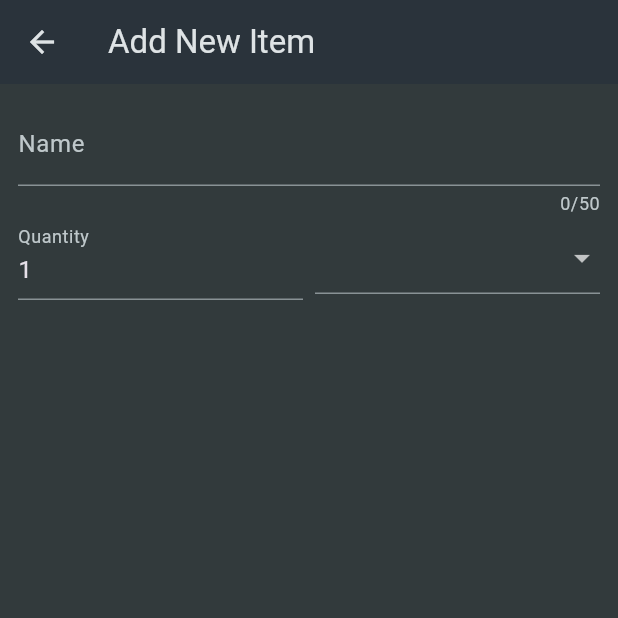
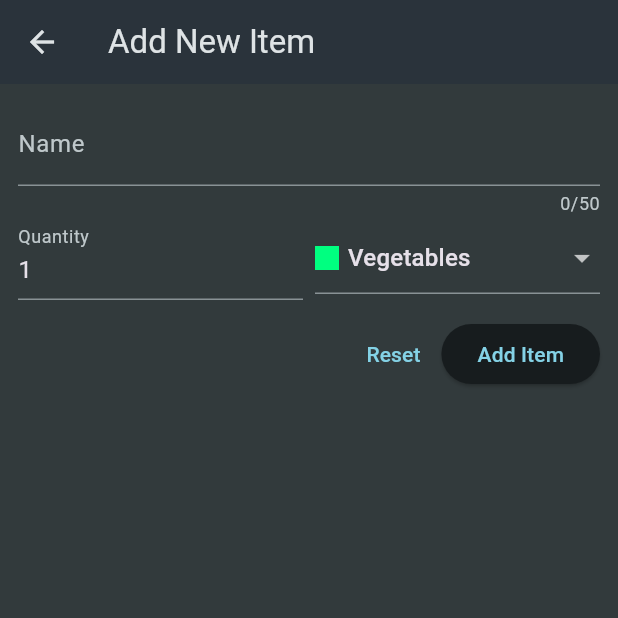
Before and after one commit to ZienZen/-CSIT284-REYES, a Flutter app: the screen it shows after launch, after a tap on the "add" icon, on a phone screen of 412 x 824 dp, the top half of it. Run offline on Flutter 3.47's test engine with Material 3 defaults, Android fonts, the phone set to English and light mode, and no system bars; our stand-ins replace flutter_riverpod, google_fonts, transparent_image.

Commit message:
Perform add item

```diff
--- a/shopping_list/lib/widgets/grocery_list.dart
+++ b/shopping_list/lib/widgets/grocery_list.dart
@@ -1,6 +1,7 @@
 import 'package:flutter/material.dart';
 
 import 'package:shopping_list/data/dummy_items.dart';
+import 'package:shopping_list/models/grocery_item.dart';
 import 'package:shopping_list/widgets/new_item.dart';
 
 class GroceryList extends StatefulWidget {
@@ -11,14 +12,44 @@ class GroceryList extends StatefulWidget {
 }
 
 class _GroceryListState extends State<GroceryList> {
-  void _addItem() {
-    Navigator.of(context).push(
+  List<GroceryItem> _groceryItems = [];
+
+  void _addItem() async {
+    final newItem = await Navigator.of(context).push(
       MaterialPageRoute(builder: (ctx) => const NewItem()),
     );
+
+    if (newItem == null) {
+      return;
+    }
+
+    setState(() {
+      _groceryItems.add(newItem);
+    });
   }
 
   @override
   Widget build(BuildContext context) {
+    Widget content =ListView.builder(
+        itemCount: _groceryItems.length,
+        itemBuilder: (ctx, index) => ListTile(
+          title: Text(_groceryItems[index].name),
+          leading: Container(
+            width: 24,
+            height: 24,
+            color: _groceryItems[index].category.color,
+          ),
+          trailing: Text(
+            _groceryItems[index].quantity.toString(),
+          ),
+        ),
+      );
+
+      if (_groceryItems.isEmpty) {
+        content = const Center(
+          child: Text('No items added yet.'),
+        );
+      }
     return Scaffold(
       appBar: AppBar(
         title: const Text('Your Groceries'),
@@ -29,20 +60,7 @@ class _GroceryListState extends State<GroceryList> {
           ),
         ],
       ),
-      body: ListView.builder(
-        itemCount: groceryItems.length,
-        itemBuilder: (ctx, index) => ListTile(
-          title: Text(groceryItems[index].name),
-          leading: Container(
-            width: 24,
-            height: 24,
-            color: groceryItems[index].category.color,
-          ),
-          trailing: Text(
-            groceryItems[index].quantity.toString(),
-          ),
-        ),
-      ),
+      body: content,
     );
   }
 }
--- a/shopping_list/lib/widgets/new_item.dart
+++ b/shopping_list/lib/widgets/new_item.dart
@@ -1,6 +1,7 @@
 import 'package:flutter/material.dart';
 import 'package:shopping_list/data/categories.dart';
 import 'package:shopping_list/models/category.dart';
+import 'package:shopping_list/models/grocery_item.dart';
 
 class NewItem extends StatefulWidget {
   const NewItem({super.key});
@@ -11,6 +12,27 @@ class NewItem extends StatefulWidget {
 }
 
 class _NewItemState extends State<NewItem> {
+  final _formKey = GlobalKey<FormState>();
+  var _enteredName = '';
+  var _enteredQuantity = 1;
+  var _selectedCategory = categories[Categories.vegetables];
+
+  void _saveItem(){
+    if (_formKey.currentState!.validate()) {
+      _formKey.currentState!.save();
+      Navigator.of(context).pop({
+       GroceryItem(
+        id: DateTime.now().toString(),
+        name: _enteredName,
+        quantity: _enteredQuantity,
+        category: _selectedCategory!,
+       )
+      });
+
+
+    }
+  }
+
   @override
   Widget build(BuildContext context) {
     return Scaffold(
@@ -18,13 +40,17 @@ class _NewItemState extends State<NewItem> {
       body: Padding(
         padding: EdgeInsets.all(12),
         child: Form(
+          key: _formKey,
           child: Column(
             children: [
               TextFormField(
                 maxLength: 50,
                 decoration: InputDecoration(label: const Text('Name')),
+                onSaved: (value) {
+                  _enteredName = value!;
+                },
                 validator: (value) {
-                  if (value == null || value.isEmpty) {
+                  if (value == null || value.isEmpty|| value.trim().length <= 2) {
                     return 'Please enter a name';
                   }
                   return null;
@@ -36,10 +62,14 @@ class _NewItemState extends State<NewItem> {
                     child: TextFormField(
                       keyboardType: TextInputType.number,
                       decoration:
-                          InputDecoration(label: const Text('Quantity')),
-                      initialValue: '1',
+                          InputDecoration(label: const Text('Quantity'),
+                          ),
+                      initialValue: _enteredQuantity.toString(),
+                      onSaved: (value) {
+                        _enteredQuantity = int.parse(value!);
+                      },
                       validator: (value) {
-                        if (value == null || int.tryParse(value) == null) {
+                        if (value == null || int.tryParse(value) == null || int.parse(value)! <= 0) {
                           return 'Input must be a number';
                         }
                         return null;
@@ -49,6 +79,7 @@ class _NewItemState extends State<NewItem> {
                   SizedBox(width: 8),
                   Expanded(
                       child: DropdownButtonFormField(
+                        initialValue: _selectedCategory,
                         items: [
                     for (final Category in categories.entries)
                       DropdownMenuItem(
@@ -67,12 +98,25 @@ class _NewItemState extends State<NewItem> {
                       ),
                   ],
                   onChanged: (value) {
-                    // Handle category change
+                    setState(() {
+                      _selectedCategory = value!;
+                    });
+
                   }
                       )
                   ),
                 ],
               ),
+              SizedBox(height: 12),
+              Row(
+                mainAxisAlignment: MainAxisAlignment.end,
+                children: [
+                  TextButton(onPressed: () {
+                    _formKey.currentState!.reset();},
+                    child: const Text('Reset')),
+                  ElevatedButton(onPressed: _saveItem, child: const Text('Add Item'))
+                ],
+              )
             ],
           ),
         ),
```
